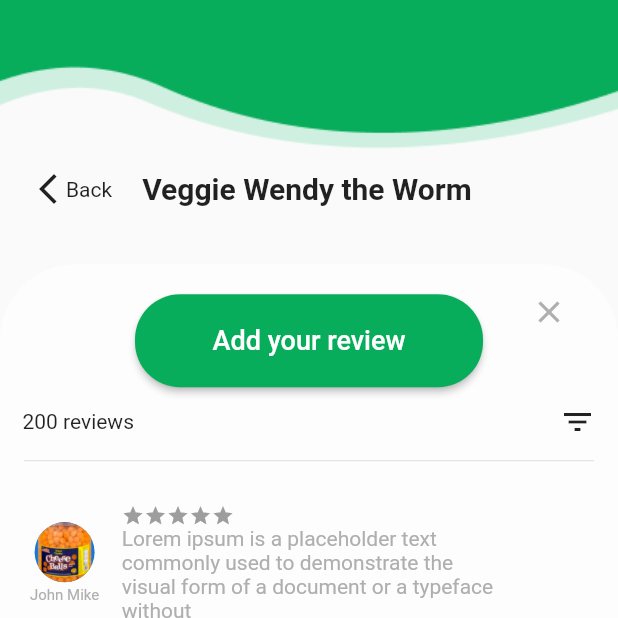
After one commit to ArslanAshraf462/Assignment2, a Flutter app: the screen it shows after launch, on a phone screen of 412 x 824 dp, the top half of it. The commit adds this screen. Run offline on Flutter 3.47's test engine with Material 2 defaults, Android fonts, the phone set to English and light mode, and no system bars; drawn by our look-alikes of flutter_rating_bar.

Commit message:
Adding All reviews screen custom widgets

```diff
--- /dev/null
+++ b/lib/widgets/all_reviews_widget.dart
@@ -0,0 +1,96 @@
+import 'package:flutter/material.dart';
+import 'package:flutter_rating_bar/flutter_rating_bar.dart';
+
+class AllReviewsWidget extends StatelessWidget {
+  double rating = 0;
+
+  @override
+  Widget build(BuildContext context) {
+    return Column(
+      children: [
+        SizedBox(height: 20.0,),
+        SizedBox(
+          height: 62.0,
+          width: 232.0,
+          child: ElevatedButton(
+            onPressed: (){},
+            child: const Text('Add your review', style: TextStyle(fontSize: 18.0),),
+            style: ElevatedButton.styleFrom(
+              backgroundColor: Color(0xff07AD5A),
+              shape:  RoundedRectangleBorder(
+                borderRadius:  BorderRadius.circular(30.0),
+              ),),
+          ),
+        ),
+        SizedBox(height: 3.0,),
+        Padding(
+          padding: const EdgeInsets.only(top: 8.0,left: 15.0,right: 15.0,bottom: 6.0),
+          child: Row(
+            mainAxisAlignment: MainAxisAlignment.spaceBetween,
+            children: [
+              Text('200 reviews'),
+              GestureDetector(
+                onTap: (){},
+                child: Icon(Icons.filter_list_sharp),),
+            ],
+          ),
+        ),
+        const Padding(
+          padding: EdgeInsets.only(left: 16.0,right: 16.0,bottom: 6.0,),
+          child: Divider(),
+        ),
+        Expanded(
+          child: ListView.builder(
+            itemCount: 10,
+            itemBuilder: (context, index) {
+              return Padding(
+                padding: const EdgeInsets.only(left: 20.0, right: 25.0,top: 15.0 ),
+                child: Row(
+                  children: [
+                    Column(
+                      children: [
+                        CircleAvatar(
+                          backgroundImage: AssetImage('assets/images/image.png'),
+                        ),
+                        SizedBox(
+                          height: 3.0,
+                        ),
+                        Text('John Mike',style: TextStyle(color: Color(0xffAFAFAF), fontSize: 10.0),),
+                      ],
+                    ),
+                    SizedBox(width: 15.0,),
+                    Column(
+                      children: [
+                        RatingBar.builder(
+                          itemBuilder: (context, _) {
+                            return Icon(Icons.star, color: Colors.amber,);
+                          },
+                          onRatingUpdate: (rating) {
+                            this.rating=rating;
+                          },
+                          itemSize: 15.0,
+                          updateOnDrag: true,
+                          minRating: 1.0,
+                        ),
+
+                        Container(
+                          child: Text('Lorem ipsum is a placeholder text commonly '
+                              'used to demonstrate the visual form '
+                              'of a document or a typeface without',
+                            style: TextStyle(color: Color(0xffAFAFAF),),
+                          ),
+                          width: 250.0,
+                        ),
+                      ],
+                      mainAxisAlignment: MainAxisAlignment.start,
+                      crossAxisAlignment: CrossAxisAlignment.start,
+                    ),
+                  ],
+                ),
+              );
+            },),
+        )
+      ],
+    );
+  }
+}
--- /dev/null
+++ b/lib/widgets/botton_container_widget.dart
@@ -0,0 +1,35 @@
+import 'package:flutter/material.dart';
+
+class BottomContainerWidget extends StatelessWidget {
+  final Widget child;
+  BottomContainerWidget({required this.child});
+
+  @override
+  Widget build(BuildContext context) {
+    return Container(
+      width: double.infinity,
+      height: 600,
+      decoration: BoxDecoration(
+        borderRadius: const BorderRadius.only(
+          topLeft: Radius.circular(50),
+          topRight: Radius.circular(50),
+        ),
+        boxShadow: [
+          BoxShadow(
+            color: Color(0xffFFFFFF).withOpacity(0.5),
+          ),
+        ],
+      ),
+      child: Stack(
+        children: [
+          Positioned(
+            left: 350,
+            right: 30,
+            top: 20,
+            child: Icon(Icons.close,color: Color(0xffAFAFAF),),),
+          child,
+        ],
+      ),
+    );
+  }
+}
```
Also changed, not shown: lib/screens/all_reviews_screen.dart (+5 -108 lines), lib/widgets/horizontal_sized_widget.dart (added, +13 -0 lines), lib/widgets/vertical_sized_widget.dart (added, +13 -0 lines).
